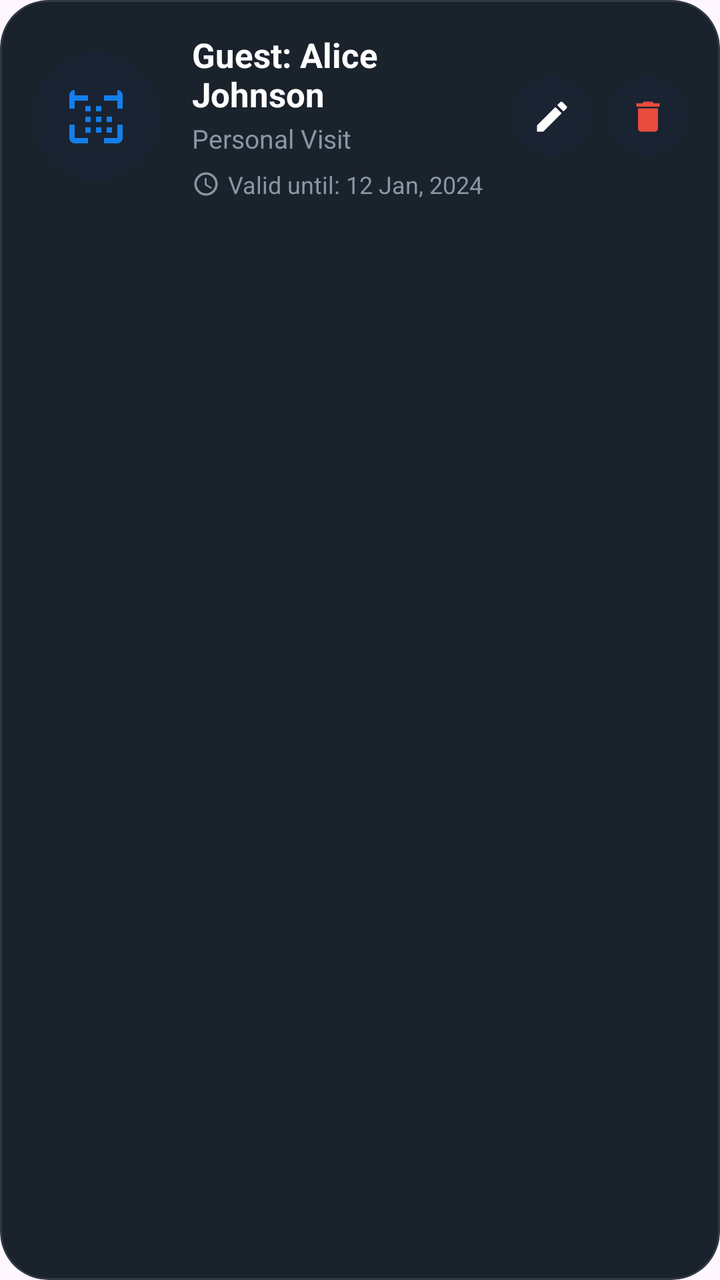
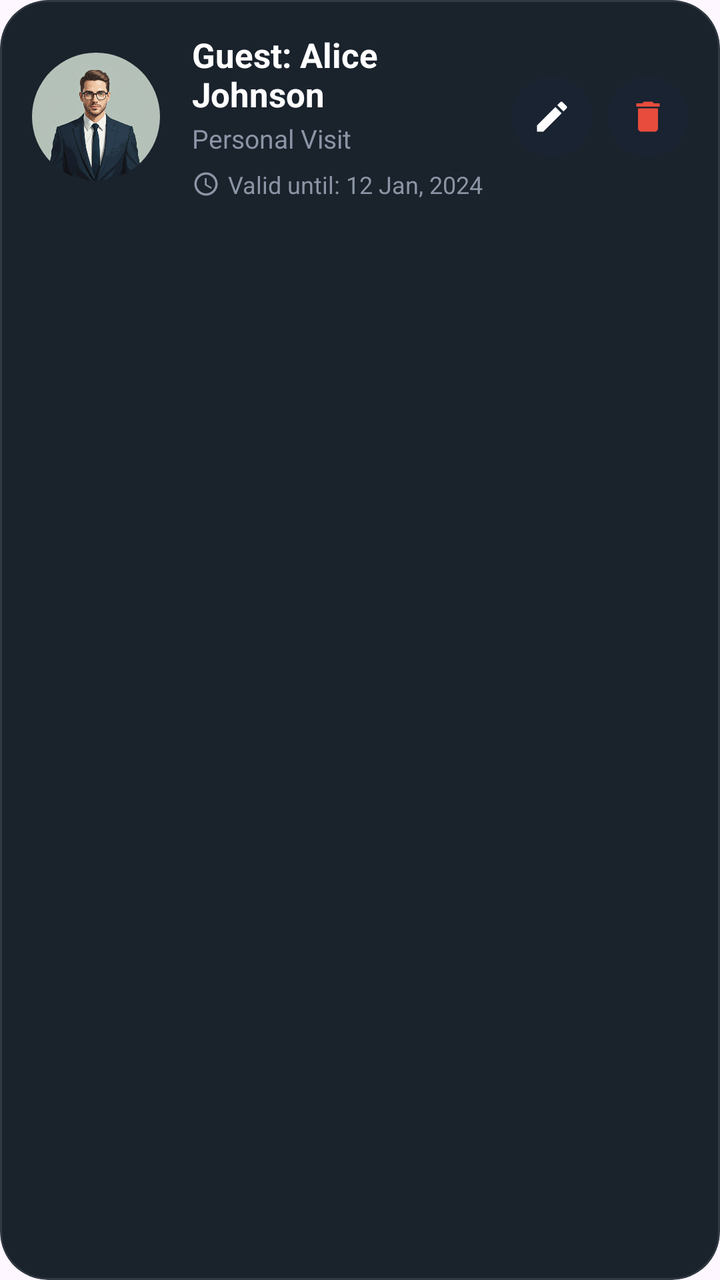

Compare the two renders of this Android layout. The source of the first and the diff that turns it into the second are given below.
<!-- AndroidManifest.xml: application theme Theme.HouseVisitorManagementSystem -->
<!-- res/layout/item_qr_code.xml -->
<?xml version="1.0" encoding="utf-8"?>
<com.google.android.material.card.MaterialCardView xmlns:android="http://schemas.android.com/apk/res/android"
    xmlns:app="http://schemas.android.com/apk/res-auto"
    xmlns:tools="http://schemas.android.com/tools"
    android:layout_width="match_parent"
    android:layout_height="wrap_content"
    android:layout_marginHorizontal="16dp"
    android:layout_marginVertical="8dp"
    app:cardBackgroundColor="@color/card_dark_bg"
    app:cardCornerRadius="24dp"
    app:cardElevation="0dp"
    app:strokeColor="#1AFFFFFF"
    app:strokeWidth="1dp">

    <androidx.constraintlayout.widget.ConstraintLayout
        android:layout_width="match_parent"
        android:layout_height="wrap_content"
        android:padding="16dp">

        
        <FrameLayout
            android:id="@+id/qrContainer"
            android:layout_width="64dp"
            android:layout_height="64dp"
            android:background="@drawable/circle_dark_bg"
            app:layout_constraintBottom_toBottomOf="parent"
            app:layout_constraintStart_toStartOf="parent"
            app:layout_constraintTop_toTopOf="parent">

            <ImageView
                android:layout_width="32dp"
                android:layout_height="32dp"
                android:layout_gravity="center"
                android:src="@drawable/ic_qr_code_scanner"
                app:tint="@color/bright_azure_blue" />
        </FrameLayout>

        
        <LinearLayout
            android:id="@+id/infoLayout"
            android:layout_width="0dp"
            android:layout_height="wrap_content"
            android:layout_marginStart="16dp"
            android:layout_marginEnd="8dp"
            android:orientation="vertical"
            app:layout_constraintBottom_toBottomOf="parent"
            app:layout_constraintEnd_toStartOf="@id/actionLayout"
            app:layout_constraintStart_toEndOf="@id/qrContainer"
            app:layout_constraintTop_toTopOf="parent">

            <TextView
                android:id="@+id/tvVisitorName"
                android:layout_width="wrap_content"
                android:layout_height="wrap_content"
                android:text="Guest: Alice Johnson"
                android:textColor="@color/white"
                android:textSize="17sp"
                android:textStyle="bold" />

            <TextView
                android:id="@+id/tvVisitorPurpose"
                android:layout_width="wrap_content"
                android:layout_height="wrap_content"
                android:layout_marginTop="2dp"
                android:text="Personal Visit"
                android:textColor="@color/text_grey"
                android:textSize="13sp" />

            <LinearLayout
                android:layout_width="wrap_content"
                android:layout_height="wrap_content"
                android:layout_marginTop="6dp"
                android:gravity="center_vertical"
                android:orientation="horizontal">

                <ImageView
                    android:layout_width="14dp"
                    android:layout_height="14dp"
                    android:src="@drawable/ic_time"
                    app:tint="@color/text_grey" />

                <TextView
                    android:id="@+id/tvValidity"
                    android:layout_width="wrap_content"
                    android:layout_height="wrap_content"
                    android:layout_marginStart="4dp"
                    android:text="Valid until: 12 Jan, 2024"
                    android:textColor="@color/text_grey"
                    android:textSize="12sp" />
            </LinearLayout>
        </LinearLayout>

        
        <LinearLayout
            android:id="@+id/actionLayout"
            android:layout_width="wrap_content"
            android:layout_height="wrap_content"
            android:gravity="end"
            android:orientation="horizontal"
            app:layout_constraintBottom_toBottomOf="parent"
            app:layout_constraintEnd_toEndOf="parent"
            app:layout_constraintTop_toTopOf="parent">

            <ImageButton
                android:id="@+id/btnEdit"
                android:layout_width="40dp"
                android:layout_height="40dp"
                android:background="@drawable/circle_dark_bg"
                android:padding="10dp"
                android:scaleType="fitCenter"
                android:src="@drawable/ic_edit"
                app:tint="@color/white" />

            <ImageButton
                android:id="@+id/btnDelete"
                android:layout_width="40dp"
                android:layout_height="40dp"
                android:layout_marginStart="8dp"
                android:background="@drawable/circle_dark_bg"
                android:padding="10dp"
                android:scaleType="fitCenter"
                android:src="@drawable/ic_delete"
                app:tint="@color/badge_red_text" />

        </LinearLayout>

    </androidx.constraintlayout.widget.ConstraintLayout>

</com.google.android.material.card.MaterialCardView>
<!-- resources referenced by this layout -->
<resources>
  <color name="badge_red_text">#E74C3C</color>
  <color name="bright_azure_blue">#137fec</color>
  <color name="card_dark_bg">#1A222C</color>
  <color name="text_grey">#8B95A5</color>
  <color name="white">#FFFFFF</color>
  <!-- drawable circle_dark_bg (drawable) -->
  <?xml version="1.0" encoding="utf-8"?>
  <shape xmlns:android="http://schemas.android.com/apk/res/android"
      android:shape="oval">
      <solid android:color="#1A2332" />
  </shape>
  <!-- drawable ic_delete (drawable) -->
  <vector xmlns:android="http://schemas.android.com/apk/res/android"
      android:width="24dp"
      android:height="24dp"
      android:viewportWidth="24"
      android:viewportHeight="24">
      <path
          android:fillColor="#FFFFFF"
          android:pathData="M6,19c0,1.1 0.9,2 2,2h8c1.1,0 2,-0.9 2,-2V7H6v12zM19,4h-3.5l-1,-1h-5l-1,1H5v2h14V4z" />
  </vector>
  <!-- drawable ic_edit (drawable) -->
  <vector xmlns:android="http://schemas.android.com/apk/res/android"
      android:width="24dp"
      android:height="24dp"
      android:viewportWidth="24"
      android:viewportHeight="24">
      <path
          android:fillColor="#FFFFFF"
          android:pathData="M3,17.25V21h3.75L17.81,9.94l-3.75,-3.75L3,17.25zM20.71,7.04c0.39,-0.39 0.39,-1.02 0,-1.41l-2.34,-2.34c-0.39,-0.39 -1.02,-0.39 -1.41,0l-1.83,1.83 3.75,3.75 1.83,-1.83z" />
  </vector>
  <!-- drawable ic_qr_code_scanner (drawable) -->
  <vector xmlns:android="http://schemas.android.com/apk/res/android"
      android:width="24dp"
      android:height="24dp"
      android:viewportWidth="24"
      android:viewportHeight="24">
      <path
          android:fillColor="#FFFFFF"
          android:pathData="M4,4h5v2H4v3H2V4C2,2.9 2.9,2 4,2z M20,4h-5v2h5v3h2V4C22,2.9 21.1,2 20,2z M4,20h5v2H4c-1.1,0 -2,-0.9 -2,-2v-5h2V20z M20,20h-5v2h5c1.1,0 2,-0.9 2,-2v-5h-2V20z M12,12h2v2h-2V12z M12,8h2v2h-2V8z M8,12h2v2H8V12z M8,8h2v2H8V8z M16,12h2v2h-2V12z M16,16h2v2h-2V16z M12,16h2v2h-2V16z M8,16h2v2H8V16z" />
  </vector>
  <!-- drawable ic_time (drawable) -->
  <vector xmlns:android="http://schemas.android.com/apk/res/android"
      android:width="24dp"
      android:height="24dp"
      android:viewportWidth="24"
      android:viewportHeight="24">
      <path
          android:fillColor="#FFFFFF"
          android:pathData="M12,2C6.5,2 2,6.5 2,12s4.5,10 10,10s10,-4.5 10,-10S17.5,2 12,2zM12,20c-4.41,0 -8,-3.59 -8,-8s3.59,-8 8,-8s8,3.59 8,8S16.41,20 12,20zM12.5,7H11v6l5.25,3.15l0.75,-1.23l-4.5,-2.67V7z"/>
  </vector>
  <style name="Theme.HouseVisitorManagementSystem" parent="Base.Theme.HouseVisitorManagementSystem" />
  <style name="Base.Theme.HouseVisitorManagementSystem" parent="Theme.Material3.DayNight.NoActionBar">
          
          
      </style>
</resources>

<!-- the commit's change to res/layout/item_qr_code.xml (unified diff, before → after) -->
@@ -18,22 +18,16 @@
         android:padding="16dp">
 
         
-        <FrameLayout
-            android:id="@+id/qrContainer"
+        <com.google.android.material.imageview.ShapeableImageView
+            android:id="@+id/ivVisitorImage"
             android:layout_width="64dp"
             android:layout_height="64dp"
-            android:background="@drawable/circle_dark_bg"
+            android:scaleType="centerCrop"
+            app:shapeAppearanceOverlay="@style/CircleImage"
+            android:src="@drawable/person_image"
             app:layout_constraintBottom_toBottomOf="parent"
             app:layout_constraintStart_toStartOf="parent"
-            app:layout_constraintTop_toTopOf="parent">
-
-            <ImageView
-                android:layout_width="32dp"
-                android:layout_height="32dp"
-                android:layout_gravity="center"
-                android:src="@drawable/ic_qr_code_scanner"
-                app:tint="@color/bright_azure_blue" />
-        </FrameLayout>
+            app:layout_constraintTop_toTopOf="parent" />
 
         
         <LinearLayout
@@ -45,7 +39,7 @@
             android:orientation="vertical"
             app:layout_constraintBottom_toBottomOf="parent"
             app:layout_constraintEnd_toStartOf="@id/actionLayout"
-            app:layout_constraintStart_toEndOf="@id/qrContainer"
+            app:layout_constraintStart_toEndOf="@id/ivVisitorImage"
             app:layout_constraintTop_toTopOf="parent">
 
             <TextView
<!-- resource entries referenced after the edit -->
@@ -1,7 +1,6 @@
 <!-- resources referenced by this layout -->
 <resources>
   <color name="badge_red_text">#E74C3C</color>
-  <color name="bright_azure_blue">#137fec</color>
   <color name="card_dark_bg">#1A222C</color>
   <color name="text_grey">#8B95A5</color>
   <color name="white">#FFFFFF</color>
@@ -31,16 +30,6 @@
           android:fillColor="#FFFFFF"
           android:pathData="M3,17.25V21h3.75L17.81,9.94l-3.75,-3.75L3,17.25zM20.71,7.04c0.39,-0.39 0.39,-1.02 0,-1.41l-2.34,-2.34c-0.39,-0.39 -1.02,-0.39 -1.41,0l-1.83,1.83 3.75,3.75 1.83,-1.83z" />
   </vector>
-  <!-- drawable ic_qr_code_scanner (drawable) -->
-  <vector xmlns:android="http://schemas.android.com/apk/res/android"
-      android:width="24dp"
-      android:height="24dp"
-      android:viewportWidth="24"
-      android:viewportHeight="24">
-      <path
-          android:fillColor="#FFFFFF"
-          android:pathData="M4,4h5v2H4v3H2V4C2,2.9 2.9,2 4,2z M20,4h-5v2h5v3h2V4C22,2.9 21.1,2 20,2z M4,20h5v2H4c-1.1,0 -2,-0.9 -2,-2v-5h2V20z M20,20h-5v2h5c1.1,0 2,-0.9 2,-2v-5h-2V20z M12,12h2v2h-2V12z M12,8h2v2h-2V8z M8,12h2v2H8V12z M8,8h2v2H8V8z M16,12h2v2h-2V12z M16,16h2v2h-2V16z M12,16h2v2h-2V16z M8,16h2v2H8V16z" />
-  </vector>
   <!-- drawable ic_time (drawable) -->
   <vector xmlns:android="http://schemas.android.com/apk/res/android"
       android:width="24dp"
@@ -51,6 +40,10 @@
           android:fillColor="#FFFFFF"
           android:pathData="M12,2C6.5,2 2,6.5 2,12s4.5,10 10,10s10,-4.5 10,-10S17.5,2 12,2zM12,20c-4.41,0 -8,-3.59 -8,-8s3.59,-8 8,-8s8,3.59 8,8S16.41,20 12,20zM12.5,7H11v6l5.25,3.15l0.75,-1.23l-4.5,-2.67V7z"/>
   </vector>
+  <!-- drawable person_image: png bitmap (drawable, 263217 bytes) -->
+  <style name="CircleImage">
+          <item name="cornerSize">50%</item>
+      </style>
   <style name="Theme.HouseVisitorManagementSystem" parent="Base.Theme.HouseVisitorManagementSystem" />
   <style name="Base.Theme.HouseVisitorManagementSystem" parent="Theme.Material3.DayNight.NoActionBar">
           
